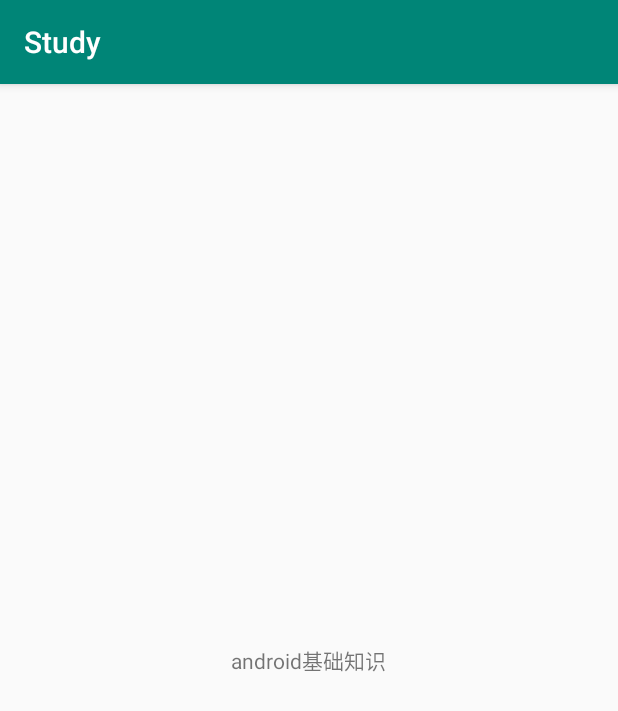
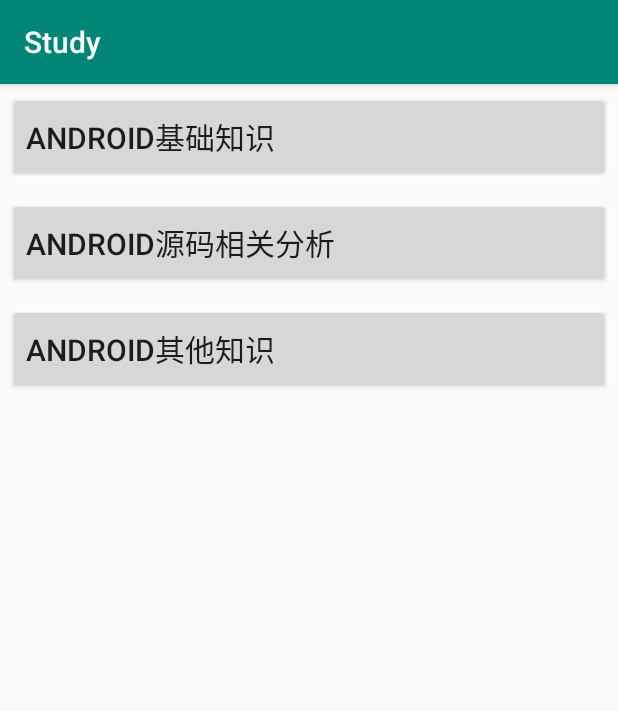
Before and after one commit to YinWuteng/StudyApp, an Android app: the AndroidActivity screen opened directly, with no data from a screen before it, on a phone screen of 412 x 824 dp. Shown: the top 711 px of the screen. Run offline under Robolectric (Android 15) with nearby library versions, the phone set to English and light mode, and no system bars.

Commit message:
更新Android知识模块代码

```diff
--- a/app/src/main/res/layout/activity_android.xml
+++ b/app/src/main/res/layout/activity_android.xml
@@ -1,10 +1,33 @@
 <?xml version="1.0" encoding="utf-8"?>
 <RelativeLayout xmlns:android="http://schemas.android.com/apk/res/android"
     android:layout_width="match_parent" android:layout_height="match_parent">
-<TextView
-    android:layout_width="wrap_content"
-    android:layout_height="wrap_content"
-    android:layout_centerInParent="true"
-    android:text="android基础知识"
-    />
+    <Button
+        android:id="@+id/btn_android_base"
+        android:layout_width="match_parent"
+        android:layout_height="@dimen/dp_60"
+        android:layout_margin="@dimen/dp_5"
+        android:gravity="center_vertical"
+        android:text="Android基础知识"
+        android:textSize="@dimen/sp_20"
+        />
+    <Button
+        android:id="@+id/btn_android_code_source"
+        android:layout_width="match_parent"
+        android:layout_height="@dimen/dp_60"
+        android:layout_margin="@dimen/dp_5"
+        android:layout_below="@+id/btn_android_base"
+        android:gravity="center_vertical"
+        android:text="Android源码相关分析"
+        android:textSize="@dimen/sp_20"
+        />
+    <Button
+        android:id="@+id/btn_android_other"
+        android:layout_width="match_parent"
+        android:layout_height="@dimen/dp_60"
+        android:layout_margin="@dimen/dp_5"
+        android:layout_below="@+id/btn_android_code_source"
+        android:gravity="center_vertical"
+        android:text="Android其他知识"
+        android:textSize="@dimen/sp_20"
+        />
 </RelativeLayout>
```
Also changed, not shown: 11 other files.
